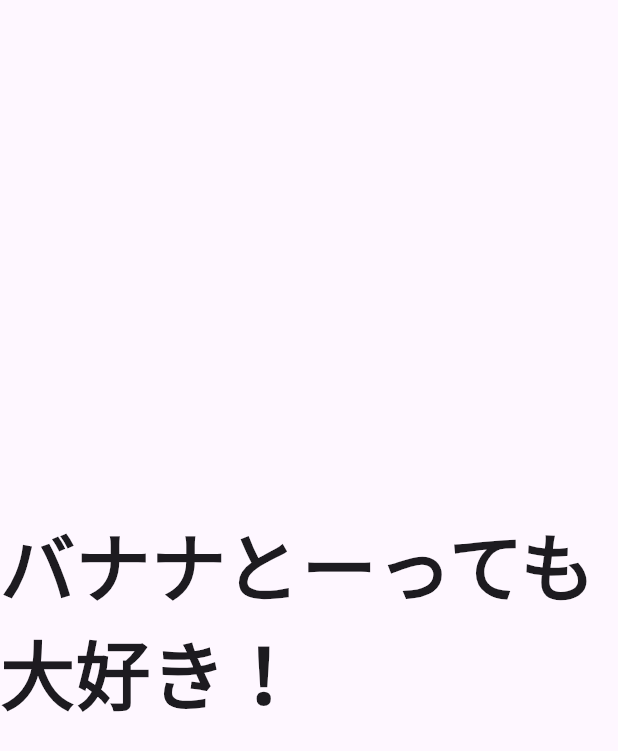
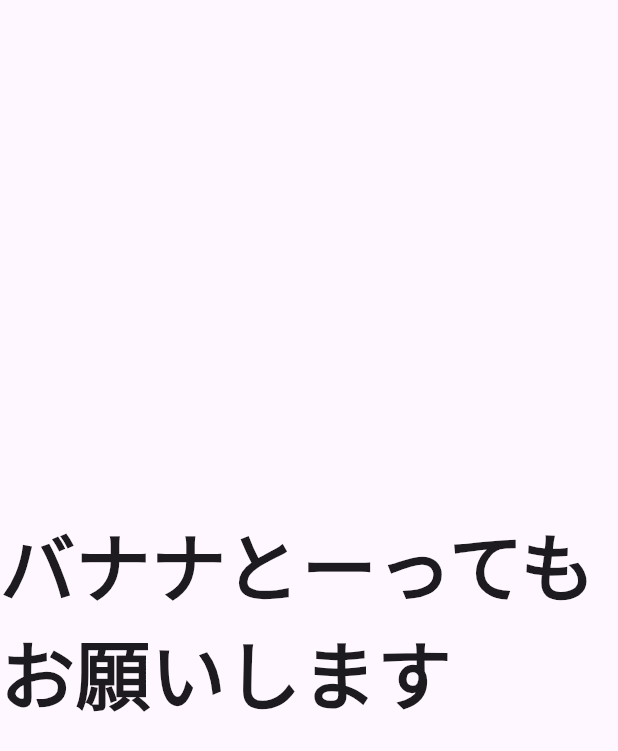
Before and after one commit to f04k04369/flutter-practice_02, a Flutter app: the screen it shows after launch, on a phone screen of 412 x 824 dp. Shown: the top 751 px of the screen. Run offline on Flutter 3.47's test engine with Material 3 defaults, Android fonts, the phone set to English and light mode, and no system bars; our stand-ins replace google_fonts; Roboto replaces fonts that are missing (Hachi Maru Pop).

Commit message:
#20 修正

```diff
--- a/project/lib/main.dart
+++ b/project/lib/main.dart
@@ -47,7 +47,7 @@ class HomePage extends StatelessWidget {
     return Scaffold(
         body: Center(
           child: Text(
-            "バナナとーっても大好き！",
+            "バナナとーってもお願いします",
             style: GoogleFonts.hachiMaruPop(
               fontSize: 50,
               fontWeight: FontWeight.w600,
```
